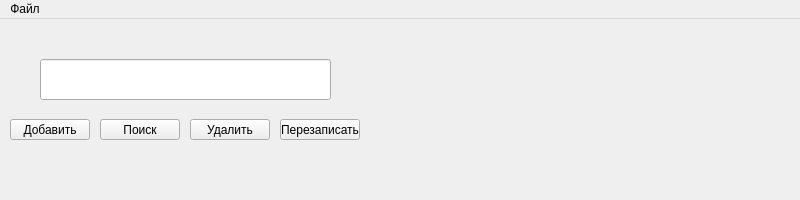
First picture: the form in mainwindow.ui, repository NexusGrid/Dictionary, before the edit.
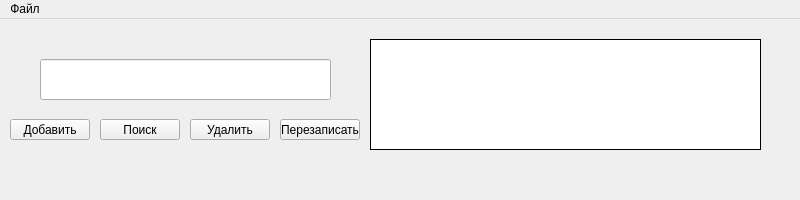
Second picture: the form after the edit.

```diff
--- a/mainwindow.ui
+++ b/mainwindow.ui
@@ -74,6 +74,12 @@
       <height>111</height>
      </rect>
     </property>
+    <property name="styleSheet">
+     <string notr="true">background-color: rgb(255, 255, 255);
+border-style: solid;
+border-width: 1px;
+border-color: black;</string>
+    </property>
     <property name="text">
      <string/>
     </property>
```
